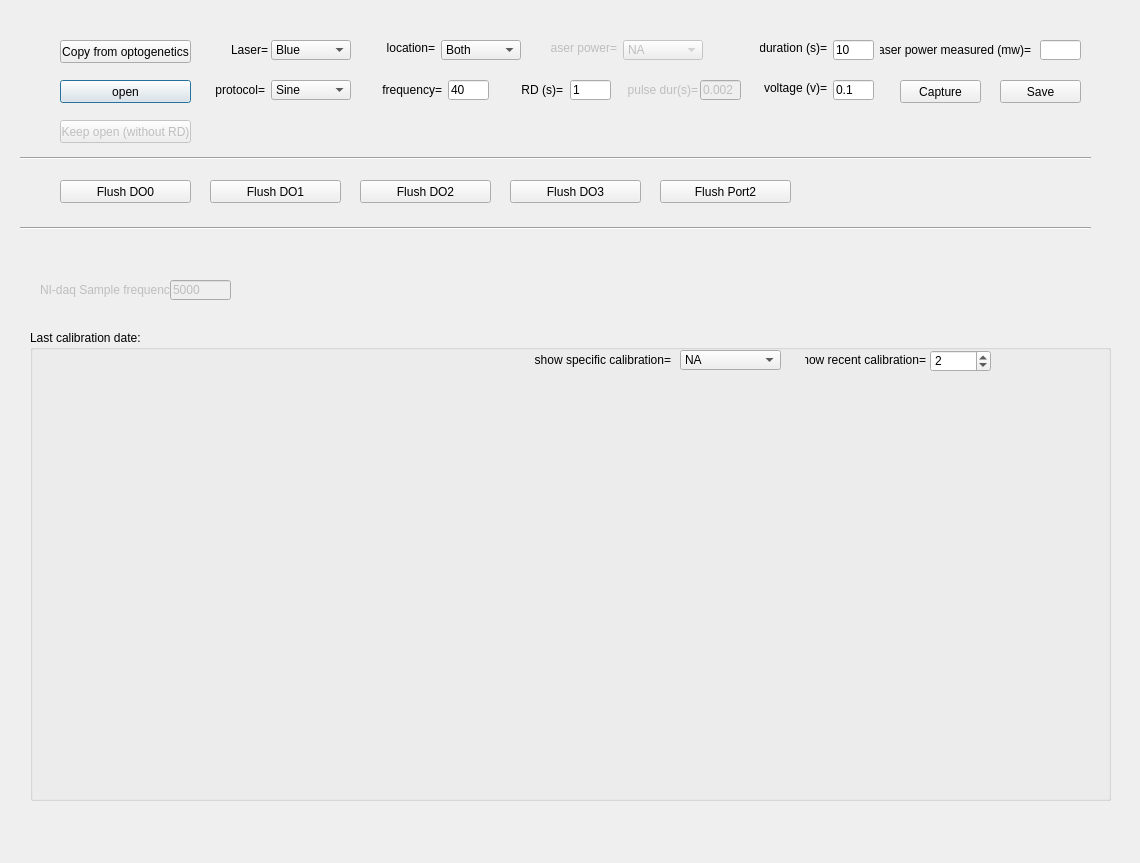
The window that src/foraging_gui/CalibrationLaser.ui (AllenNeuralDynamics/dynamic-foraging-task) describes before a commit, drawn with Qt 5.
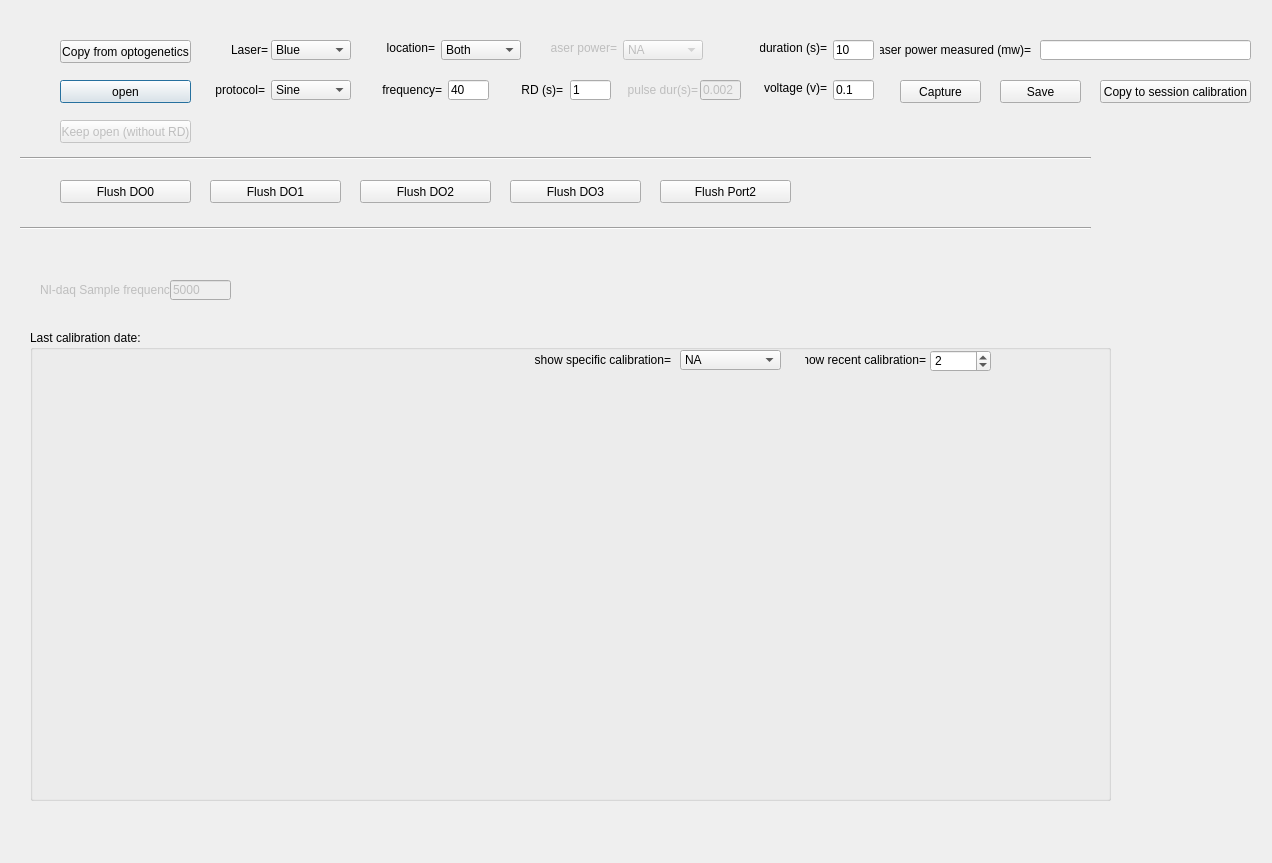
The same window after the commit.

Commit message: Added CopyToSession button

What changed in the file:
```diff
--- a/src/foraging_gui/CalibrationLaser.ui
+++ b/src/foraging_gui/CalibrationLaser.ui
@@ -6,7 +6,7 @@
    <rect>
     <x>0</x>
     <y>0</y>
-    <width>1140</width>
+    <width>1272</width>
     <height>863</height>
    </rect>
   </property>
@@ -587,7 +587,7 @@
     <rect>
      <x>1040</x>
      <y>40</y>
-     <width>41</width>
+     <width>211</width>
      <height>20</height>
     </rect>
    </property>
@@ -974,6 +974,28 @@
     <enum>Qt::Horizontal</enum>
    </property>
   </widget>
+  <widget class="QPushButton" name="CopyToSession">
+   <property name="geometry">
+    <rect>
+     <x>1100</x>
+     <y>80</y>
+     <width>151</width>
+     <height>23</height>
+    </rect>
+   </property>
+   <property name="sizePolicy">
+    <sizepolicy hsizetype="Expanding" vsizetype="Expanding">
+     <horstretch>0</horstretch>
+     <verstretch>0</verstretch>
+    </sizepolicy>
+   </property>
+   <property name="text">
+    <string>Copy to session calibration</string>
+   </property>
+   <property name="checkable">
+    <bool>true</bool>
+   </property>
+  </widget>
  </widget>
  <resources/>
  <connections/>
```
